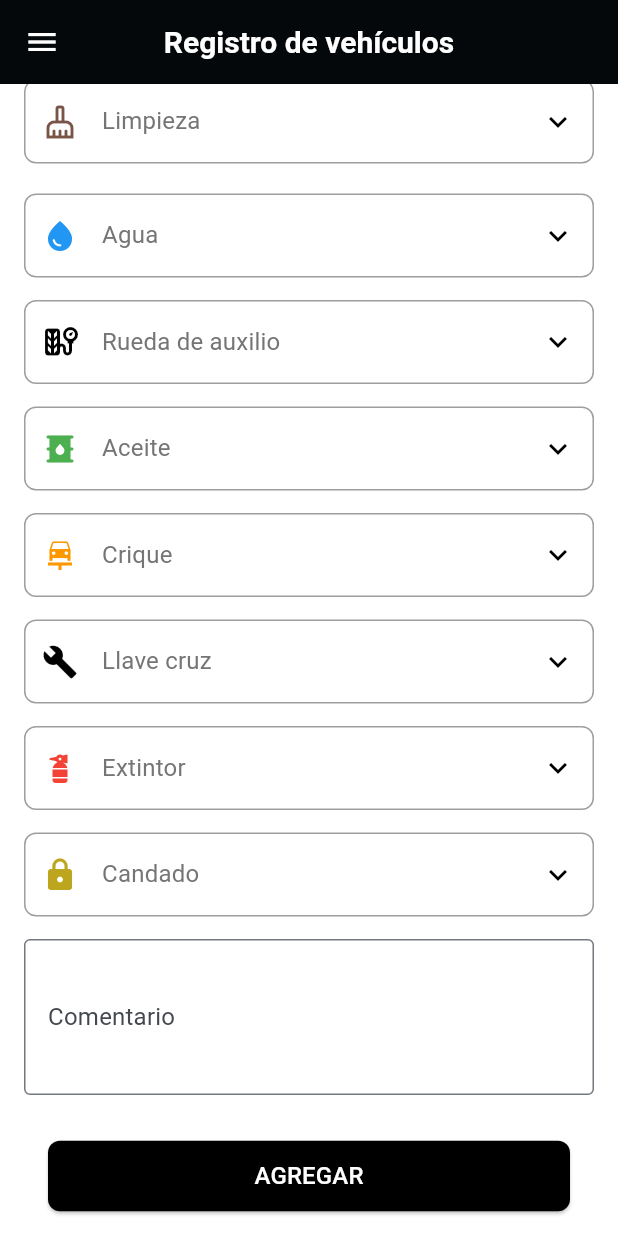
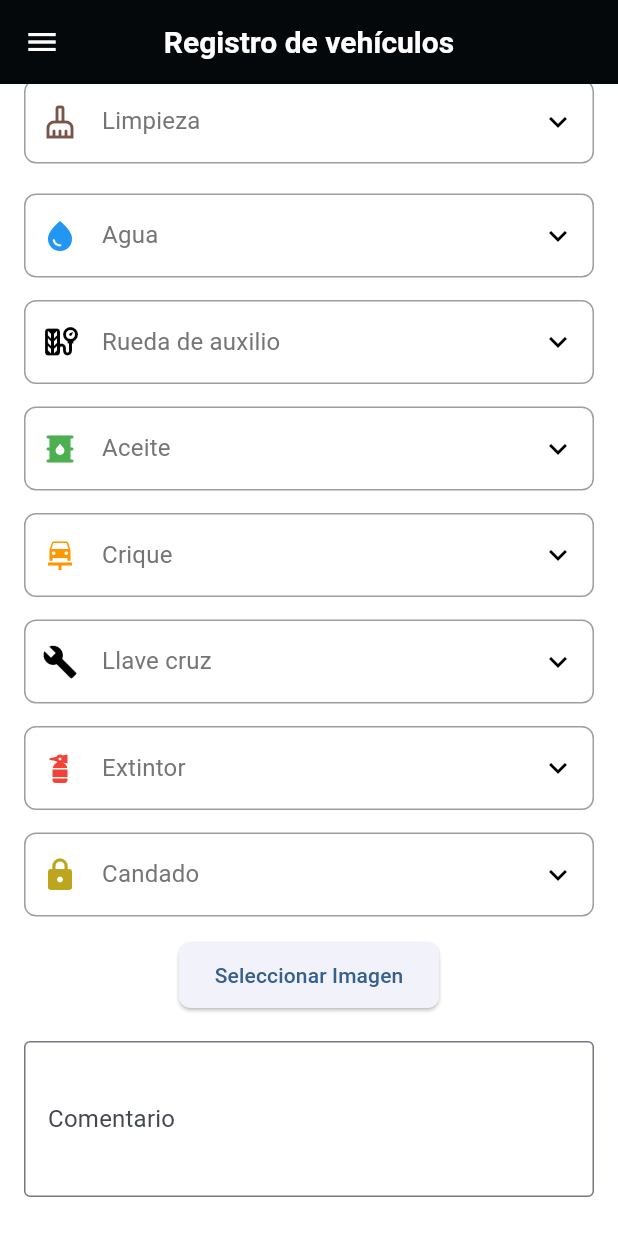
Before and after one commit to andyargg/carga_app_vehiculos, a Flutter app: the screen it shows after launch, scrolled down 323 dp, on a phone screen of 412 x 824 dp. Run offline on Flutter 3.47's test engine with Material 3 defaults, Android fonts, the phone set to English and light mode, and no system bars; our stand-ins replace cloud_firestore, firebase_core, flutter_dotenv, image_picker, supabase_flutter; accounts and stored records are empty.

Commit message:
update file a medias

```diff
--- /dev/null
+++ b/devtools_options.yaml
@@ -0,0 +1,3 @@
+description: This file stores settings for Dart & Flutter DevTools.
+documentation: https://docs.flutter.dev/tools/devtools/extensions#configure-extension-enablement-states
+extensions:
--- a/lib/Pages/form_page.dart
+++ b/lib/Pages/form_page.dart
@@ -1,12 +1,15 @@
 import 'package:app_camionetas_empleado/Models/vehicle.dart';
 import 'package:app_camionetas_empleado/Services/vehicle_repository.dart';
 import 'package:app_camionetas_empleado/Widgets/dropdown_widget.dart';
+import 'package:app_camionetas_empleado/Widgets/image_picker.dart';
 import 'package:app_camionetas_empleado/Widgets/nav_bar_widget.dart';
 import 'package:app_camionetas_empleado/Widgets/search_anchor_widget.dart';
 import 'package:cloud_firestore/cloud_firestore.dart';
 import 'package:flutter/material.dart';
 import 'package:flutter/services.dart';
 import 'dart:convert';
+
+import 'package:image_picker/image_picker.dart';
 
 class FormPage extends StatefulWidget {
   const FormPage({super.key});
@@ -238,6 +241,9 @@ class _FormPageState extends State<FormPage> {
               ),
               const SizedBox(height: 20),
               ..._buildYesNoFields(),
+              ImagePickerWidget(
+
+              ),
               TextFormField(
                 controller: _commentController,
                 maxLines: 3,
--- /dev/null
+++ b/lib/Services/storage_services.dart
@@ -0,0 +1,31 @@
+import 'dart:io';
+import 'package:supabase_flutter/supabase_flutter.dart';
+import 'package:path/path.dart' as path;
+
+class SupabaseVehicleRepository {
+  final SupabaseClient _supabase;
+
+  //bucket
+  final String _imageBucket = 'camioneta_archivos';
+
+  SupabaseVehicleRepository(this._supabase);
+
+  //singleton
+  SupabaseVehicleRepository.instance() : _supabase = Supabase.instance.client;
+
+  //guardar una imagen
+  Future<void> save(File? imageFile) async {
+    try {
+      if (imageFile != null) {
+        final fileName = '${DateTime.now().millisecondsSinceEpoch}_${path.basename(imageFile.path)}';
+
+
+        await _supabase.storage
+            .from(_imageBucket)
+            .upload(fileName, imageFile);
+      }
+    } catch (e) {
+      throw Exception('Error al guardar vehículo: $e');
+    }
+  }
+}
--- /dev/null
+++ b/lib/Widgets/image_picker.dart
@@ -0,0 +1,67 @@
+import 'dart:io';
+import 'package:flutter/material.dart';
+import 'package:image_picker/image_picker.dart';
+import '../Services/storage_services.dart';
+
+class ImagePickerWidget extends StatefulWidget {
+  const ImagePickerWidget({super.key});
+
+  @override
+  State<ImagePickerWidget> createState() => _ImagePickerWidgetState();
+}
+
+class _ImagePickerWidgetState extends State<ImagePickerWidget> {
+  File? _image;
+
+  Future<void> _pickImage() async {
+    final picker = ImagePicker();
+    final pickedFile = await picker.pickImage(source: ImageSource.gallery);
+
+    if (pickedFile != null) {
+      setState(() {
+        _image = File(pickedFile.path);
+      });
+    }
+  }
+
+  Future<void> _uploadImage() async {
+    if (_image == null) return;
+
+    try {
+      await SupabaseVehicleRepository.instance().save(_image!);
+      print("exitos");
+    } catch (e) {
+      print(e);
+    }
+  }
+
+  @override
+  Widget build(BuildContext context) {
+    return Column(
+      mainAxisSize: MainAxisSize.min,
+      children: [
+        ElevatedButton(
+          onPressed: _pickImage,
+          child: const Text('Seleccionar Imagen'),
+        ),
+        const SizedBox(height: 20),
+        if (_image != null)
+          Column(
+            children: [
+              Image.file(
+                _image!,
+                height: 200,
+                width: 200,
+                fit: BoxFit.cover,
+              ),
+              const SizedBox(height: 20),
+              ElevatedButton(
+                onPressed: _uploadImage,
+                child: const Text('Subir a Supabase'),
+              ),
+            ],
+          ),
+      ],
+    );
+  }
+}
--- a/mejoras.txt
+++ b/mejoras.txt
@@ -1,3 +1,2 @@
--Al dar agregar que suba arriba de la pagina
--Mejorar frontend, minimalista y material. Ideas uber, drive
+-Validar internet
 -Agregar adjuntar foto
--- a/pubspec.yaml
+++ b/pubspec.yaml
@@ -17,6 +17,9 @@ dependencies:
   cloud_firestore: ^5.6.3
   json: ^0.20.4
   flutter_launcher_icons: ^0.14.3
+  supabase_flutter: ^2.8.4
+  image_picker: ^1.0.7
+  flutter_dotenv: ^5.2.1
 
 dev_dependencies:
   flutter_test:
@@ -31,3 +34,4 @@ flutter:
   assets:
     - assets/data.json
     - assets/icon/camioneta.png
+    - .env
```
Also changed, not shown: lib/main.dart (+16 -1 lines), pubspec.lock, 7 other files.
